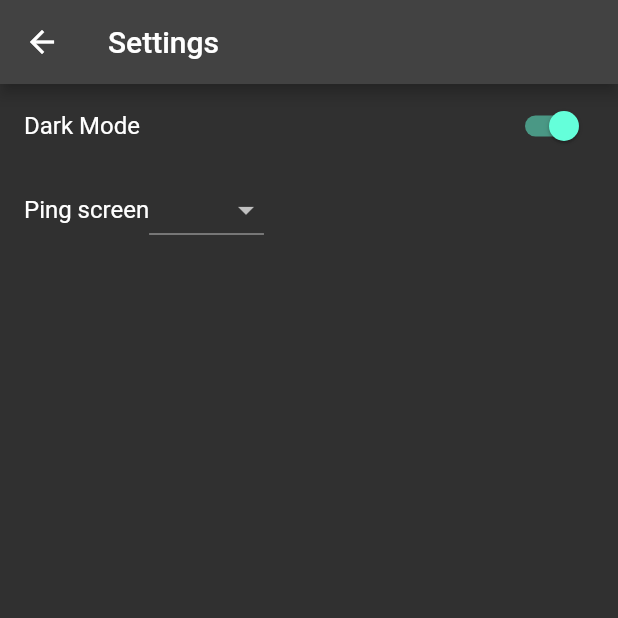
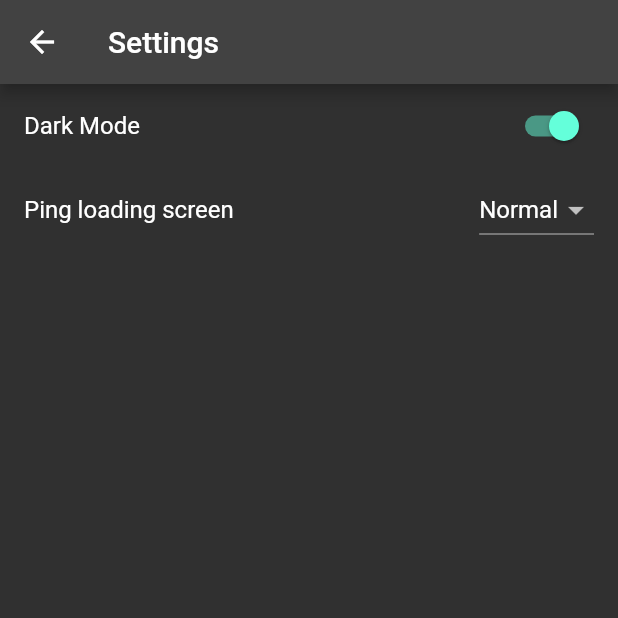
Before and after one commit to L1ght5p33D/si_netspeed_pinger, a Flutter app: the screen it shows after launch, after a tap on the "settings" icon, on a phone screen of 412 x 824 dp, the top half of it. Run offline on Flutter 3.47's test engine with Material 2 defaults, Android fonts, the phone set to English and light mode, and no system bars; our stand-ins replace localstorage; missing offline and left inert: easyping.

Commit message:
loading screen option

```diff
--- a/lib/netdiag_config.dart
+++ b/lib/netdiag_config.dart
@@ -157,7 +157,7 @@ class _NetDiagConfigState extends State<NetDiagConfig> {
                       ),
                       child: DropdownButton(
                         value: dd_val,
-                        items: dditems,
+                        items: dditems(nsas!.app_brightness),
                         onChanged: (val) {
                           setState(() {
                             run_multi = false;
@@ -259,10 +259,10 @@ class _NetDiagConfigState extends State<NetDiagConfig> {
               GestureDetector(
                   onTap: () {
                     if (term_agree == false && user_has_ever_agreed == false) {
-                     show_terms_dialog(context);
+                     show_terms_dialog(context, nsas!.app_brightness);
                     }
                     else  if (dd_val == "Other Host" && test_domain_string == ""){
-                      show_hostempty_dialog(context);
+                      show_hostempty_dialog(context, nsas!.app_brightness);
                     }
                     else {
                       Navigator.push(
--- a/lib/netdiag_settings.dart
+++ b/lib/netdiag_settings.dart
@@ -12,11 +12,11 @@ class NetDiag_Settings extends StatefulWidget {
 class _NetDiag_SettingsState extends State<NetDiag_Settings> {
 
   bool theme_switch_val = true;
-  var ps_dd_selected;
+  var ps_dd_val = LoadingScreenOption.normal;
 
   List<DropdownMenuItem> ps_dd_items = [
-    DropdownMenuItem(child: Text("Normal"), value: "normal",),
-    DropdownMenuItem(child: Text("Turtle"), value: "turtle")
+    DropdownMenuItem(child: Text("Normal"), value: LoadingScreenOption.normal,),
+    DropdownMenuItem(child: Text("Turtle"), value: LoadingScreenOption.turtle)
 
   ];
   InheritedWrapperState? asw;
@@ -26,6 +26,11 @@ class _NetDiag_SettingsState extends State<NetDiag_Settings> {
 
     asw = InheritedWrapper.of(context);
     nsas = asw!.state!;
+    if (nsas!.app_brightness == Brightness.light){
+      theme_switch_val = false;
+    }
+      ps_dd_val = nsas!.loading_screen_option;
+
 
     return SafeArea(child: Scaffold(
       appBar: AppBar(title:Text("Settings")),
@@ -54,12 +59,16 @@ class _NetDiag_SettingsState extends State<NetDiag_Settings> {
         ),
 
         ListTile(title:
-        Row(children: [Text("Ping screen"),
-        DropdownButton(items: ps_dd_items, onChanged: (val){
-
+        Row(
+            mainAxisAlignment: MainAxisAlignment.spaceBetween,
+            children: [Text("Ping loading screen"),
+        DropdownButton(items: ps_dd_items,
+            value: ps_dd_val,
+            onChanged: (val){
             setState(() {
-
+              ps_dd_val = val;
             });
+            nsas!.loading_screen_option = val;
         })
         ])
         )
--- a/lib/netspeed_globals.dart
+++ b/lib/netspeed_globals.dart
@@ -14,35 +14,47 @@ List host_name_list = ["Google DNS", "Cloudflare DNS", "AT&T DNS"];
 final LocalStorage storage = new LocalStorage('test_log.json');
 LocalStorage? gstorage;
 
-List<DropdownMenuItem> dditems = [
+enum LoadingScreenOption {
+  normal,
+  turtle
+}
+
+List<DropdownMenuItem> dditems(app_brightness) {
+  TextStyle ddts = config_dom_style;
+  if (app_brightness == Brightness.dark){
+    ddts = config_dom_style_dark;
+  }
+
+  return [
     DropdownMenuItem(
         value: "Google DNS",
         child: Text(
           "Google",
-        style: config_dom_style,
+          style: ddts,
         )),
     DropdownMenuItem(
         value: "Cloudflare DNS",
         child: Text(
           "Cloudflare",
-        style: config_dom_style,
+          style: ddts,
         )),
     DropdownMenuItem(
         value: "ATT DNS",
         child: Text(
           "ATT",
-        style: config_dom_style,
+          style: ddts,
         )),
     DropdownMenuItem(
         value: "Other Host",
         child: Text(
           "Other Host",
-        style: config_dom_style,
+          style: ddts,
         )),
     DropdownMenuItem(
         value: "Multiple",
         child: Text(
           "",
-        style: config_dom_style,
+          style: ddts,
         )),
   ];
+}
--- a/lib/netspeed_styles.dart
+++ b/lib/netspeed_styles.dart
@@ -8,6 +8,12 @@ TextStyle config_title_style = TextStyle(
     letterSpacing: 1,
     fontFamily: 'MontserratSubrayada');
 TextStyle config_dom_style = TextStyle(
+    fontSize: 22.0,
+    color: Colors.black,
+    fontWeight: FontWeight.w600,
+    letterSpacing: 1,
+    fontFamily: 'MontserratSubrayada');
+TextStyle config_dom_style_dark = TextStyle(
     fontSize: 22.0,
     color: Colors.white,
     fontWeight: FontWeight.w600,
--- a/lib/nsas.dart
+++ b/lib/nsas.dart
@@ -1,11 +1,13 @@
 
 import 'package:flutter/material.dart';
+import 'package:netspeed_si/netspeed_globals.dart';
 
 class AppState{
   var test_log;
   var test_desc_log;
 
   Brightness app_brightness = Brightness.dark;
+  LoadingScreenOption loading_screen_option = LoadingScreenOption.normal;
 }
 
 class InheritedNSAS extends InheritedWidget {
```
Also changed, not shown: lib/dialogs.dart (+15 -11 lines), lib/netdiag_results.dart (+25 -13 lines), lib/netdiag_test.dart (+16 -3 lines). Lines whose indentation alone changed are shown as unchanged.
